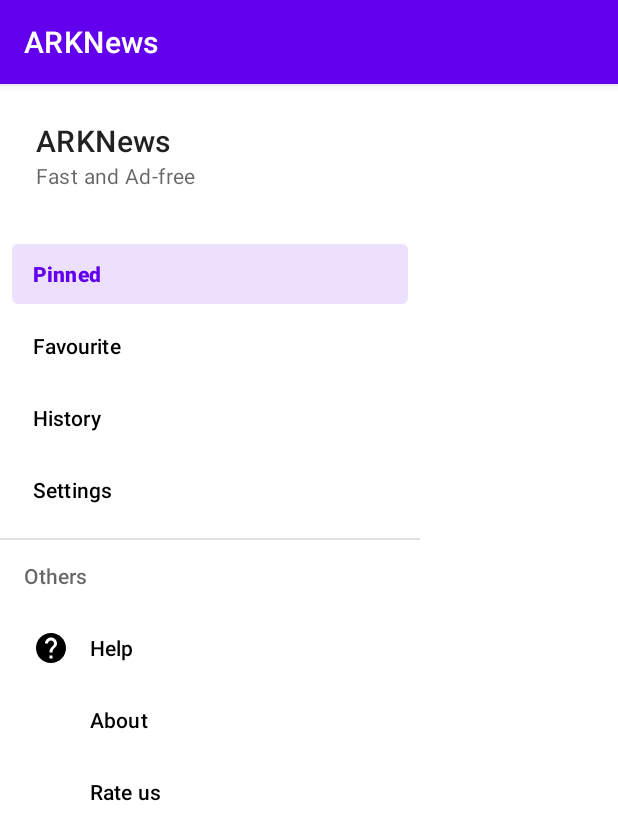
After one commit to amritoo/ARKNews, an Android app: the HomeActivity screen opened directly, with no data from a screen before it, on a phone screen of 412 x 824 dp. The commit adds this screen. Shown: the top 840 px of the screen. Run offline under Robolectric (Android 15) with nearby library versions, the phone set to English and light mode, and no system bars.

Commit message:
add splash and home

```diff
--- a/app/src/main/AndroidManifest.xml
+++ b/app/src/main/AndroidManifest.xml
@@ -9,7 +9,8 @@
         android:roundIcon="@mipmap/ic_launcher_round"
         android:supportsRtl="true"
         android:theme="@style/Theme.ARKNews">
-        <activity android:name=".MainActivity">
+        <activity android:name=".home.HomeActivity" />
+        <activity android:name=".SplashActivity">
             <intent-filter>
                 <action android:name="android.intent.action.MAIN" />
 
--- /dev/null
+++ b/app/src/main/java/com/example/arknews/home/HomeActivity.java
@@ -0,0 +1,16 @@
+package com.example.arknews.home;
+
+import android.os.Bundle;
+
+import androidx.appcompat.app.AppCompatActivity;
+
+import com.example.arknews.R;
+
+public class HomeActivity extends AppCompatActivity {
+
+    @Override
+    protected void onCreate(Bundle savedInstanceState) {
+        super.onCreate(savedInstanceState);
+        setContentView(R.layout.activity_home);
+    }
+}
--- /dev/null
+++ b/app/src/main/res/drawable/ic_baseline_help_24.xml
@@ -0,0 +1,10 @@
+<vector xmlns:android="http://schemas.android.com/apk/res/android"
+    android:width="24dp"
+    android:height="24dp"
+    android:viewportWidth="24"
+    android:viewportHeight="24"
+    android:tint="?attr/colorControlNormal">
+  <path
+      android:fillColor="@android:color/white"
+      android:pathData="M12,2C6.48,2 2,6.48 2,12s4.48,10 10,10 10,-4.48 10,-10S17.52,2 12,2zM13,19h-2v-2h2v2zM15.07,11.25l-0.9,0.92C13.45,12.9 13,13.5 13,15h-2v-0.5c0,-1.1 0.45,-2.1 1.17,-2.83l1.24,-1.26c0.37,-0.36 0.59,-0.86 0.59,-1.41 0,-1.1 -0.9,-2 -2,-2s-2,0.9 -2,2L8,9c0,-2.21 1.79,-4 4,-4s4,1.79 4,4c0,0.88 -0.36,1.68 -0.93,2.25z"/>
+</vector>
--- a/app/src/main/res/layout/activity_main.xml
+++ b/app/src/main/res/layout/activity_home.xml
@@ -4,15 +4,12 @@
     xmlns:tools="http://schemas.android.com/tools"
     android:layout_width="match_parent"
     android:layout_height="match_parent"
-    tools:context=".MainActivity">
+    tools:context=".home.HomeActivity">
 
-    <TextView
+    <com.google.android.material.navigation.NavigationView
         android:layout_width="wrap_content"
-        android:layout_height="wrap_content"
-        android:text="Hello World!"
-        app:layout_constraintBottom_toBottomOf="parent"
-        app:layout_constraintLeft_toLeftOf="parent"
-        app:layout_constraintRight_toRightOf="parent"
-        app:layout_constraintTop_toTopOf="parent" />
+        android:layout_height="match_parent"
+        app:headerLayout="@layout/header_navigation_drawer"
+        app:menu="@menu/navigation_drawer" />
 
 </androidx.constraintlayout.widget.ConstraintLayout>
--- /dev/null
+++ b/app/src/main/res/layout/header_navigation_drawer.xml
@@ -0,0 +1,27 @@
+<?xml version="1.0" encoding="utf-8"?>
+
+<LinearLayout xmlns:android="http://schemas.android.com/apk/res/android"
+    android:layout_width="match_parent"
+    android:layout_height="wrap_content"
+    android:orientation="vertical">
+
+    <TextView
+        android:layout_width="wrap_content"
+        android:layout_height="wrap_content"
+        android:layout_marginStart="24dp"
+        android:layout_marginTop="24dp"
+        android:layout_marginEnd="24dp"
+        android:text="@string/app_name"
+        android:textAppearance="?attr/textAppearanceHeadline6" />
+
+    <TextView
+        android:layout_width="wrap_content"
+        android:layout_height="wrap_content"
+        android:layout_marginStart="24dp"
+        android:layout_marginEnd="24dp"
+        android:layout_marginBottom="24dp"
+        android:text="Fast and Ad-free"
+        android:textAppearance="?attr/textAppearanceBody2"
+        android:textColor="@color/material_on_surface_emphasis_medium" />
+
+</LinearLayout>
--- /dev/null
+++ b/app/src/main/res/menu/navigation_drawer.xml
@@ -0,0 +1,44 @@
+<?xml version="1.0" encoding="utf-8"?>
+<menu xmlns:android="http://schemas.android.com/apk/res/android">
+    <group
+        android:id="@+id/group1"
+        android:checkableBehavior="single">
+        <item
+            android:id="@+id/item1"
+            android:checked="true"
+            android:title="Pinned" />
+        <item
+            android:id="@+id/item2"
+            android:title="Favourite" />
+        <item
+            android:id="@+id/item3"
+            android:title="History" />
+        <item
+            android:id="@+id/item4"
+            android:title="Settings" />
+    </group>
+
+    <group
+        android:id="@+id/group2"
+        android:checkableBehavior="single">
+
+        <item
+            android:id="@+id/subtitle"
+            android:title="Others">
+            <menu>
+                <item
+                    android:id="@+id/item5"
+                    android:icon="@drawable/ic_baseline_help_24"
+                    android:title="Help" />
+                <item
+                    android:id="@+id/item6"
+                    android:title="About" />
+                <item
+                    android:id="@+id/item7"
+                    android:title="Rate us" />
+            </menu>
+        </item>
+
+    </group>
+
+</menu>
```
Also changed, not shown: app/src/main/java/com/example/arknews/MainActivity.java (deleted, +0 -14 lines), app/src/main/java/com/example/arknews/SplashActivity.java (added, +37 -0 lines), app/src/main/res/layout/activity_splash.xml (added, +32 -0 lines).
